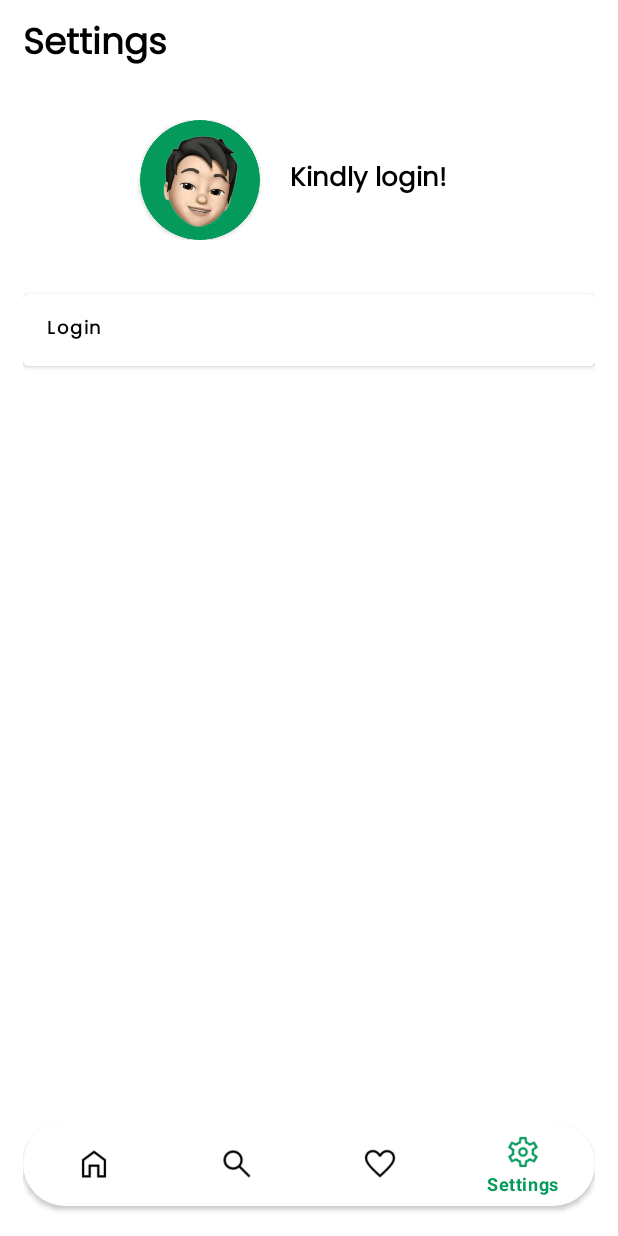
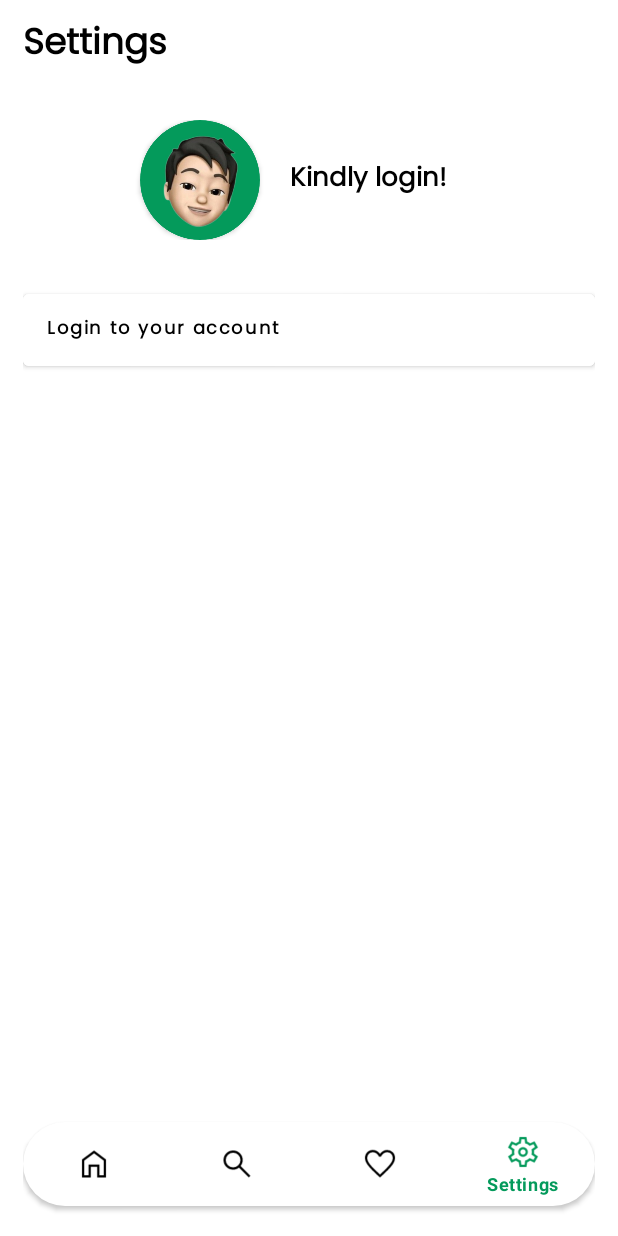
Before and after one commit to raison024/Tripster, an Android app: the settings screen opened directly, with no data from a screen before it, on a phone screen of 412 x 824 dp. Run offline under Robolectric (Android 15) with nearby library versions, the phone set to English and light mode, and no system bars.

Commit message:
Third Commit

```diff
--- a/app/build.gradle
+++ b/app/build.gradle
@@ -30,13 +30,13 @@ android {
 
 
 dependencies {
-
     implementation 'androidx.appcompat:appcompat:1.5.0'
     implementation 'com.google.android.material:material:1.6.1'
     implementation 'androidx.constraintlayout:constraintlayout:2.1.4'
-    implementation 'io.alterac.blurkit:blurkit:1.1.0'
+//    implementation 'io.alterac.blurkit:blurkit:1.1.0'
     implementation 'pl.droidsonroids.gif:android-gif-drawable:1.2.22'
     testImplementation 'junit:junit:4.13.2'
     androidTestImplementation 'androidx.test.ext:junit:1.1.3'
     androidTestImplementation 'androidx.test.espresso:espresso-core:3.4.0'
+
 }
--- a/app/src/main/java/com/example/tripster/CustomAdapter.java
+++ b/app/src/main/java/com/example/tripster/CustomAdapter.java
@@ -21,8 +21,6 @@ import java.util.ArrayList;
 import java.util.Collection;
 import java.util.List;
 
-import io.alterac.blurkit.BlurLayout;
-
 public class CustomAdapter extends RecyclerView.Adapter<CustomAdapter.MyViewHolder> implements Filterable {
     private final Context context;
     private final List<Place> placeList;
@@ -37,6 +35,7 @@ public class CustomAdapter extends RecyclerView.Adapter<CustomAdapter.MyViewHold
         this.listener = listener;
         sqLiteHelper = new SQLiteHelper(context);
     }
+
     @NonNull
     @Override
     public MyViewHolder onCreateViewHolder(@NonNull ViewGroup parent, int viewType) {
@@ -143,7 +142,6 @@ public class CustomAdapter extends RecyclerView.Adapter<CustomAdapter.MyViewHold
         ImageView imgplace;
         ImageButton list_favbutton;
         LinearLayout placelistlayout;
-        BlurLayout blur_nameandloc;
         public MyViewHolder(@NonNull View itemView) {
             super(itemView);
             txtname = itemView.findViewById(R.id.txtname);
--- a/app/src/main/java/com/example/tripster/Splash.java
+++ b/app/src/main/java/com/example/tripster/Splash.java
@@ -78,7 +78,7 @@ public class Splash extends AppCompatActivity {
 
                 finish();
             }
-        }, 3000);
+        }, 2000);
     }
 
     private boolean copyDatabase(Context context) {
--- a/app/src/main/java/com/example/tripster/settings.java
+++ b/app/src/main/java/com/example/tripster/settings.java
@@ -26,7 +26,7 @@ import com.google.android.material.navigation.NavigationBarView;
 public class settings extends AppCompatActivity {
 
     TextView settings_title, settings_username;
-    Button settings_changepfp, settings_login, settings_deleteacc;
+    Button settings_changepfp, settings_logout, settings_login, settings_deleteacc;
     ImageView settings_profileimg;
     SQLiteHelper sqLiteHelper;
 
@@ -42,6 +42,7 @@ public class settings extends AppCompatActivity {
         settings_profileimg = (ImageView) findViewById(R.id.settings_profileimg);
 
         settings_changepfp = findViewById(R.id.settings_changepfp);
+        settings_logout = findViewById(R.id.settings_logout);
         settings_login = findViewById(R.id.settings_login);
         settings_deleteacc = findViewById(R.id.settings_deleteacc);
 
@@ -55,15 +56,16 @@ public class settings extends AppCompatActivity {
             byte[] placeImage = cursor.getBlob(cursor.getColumnIndex("userimage"));
             Bitmap bitmap = BitmapFactory.decodeByteArray(placeImage, 0, placeImage.length);
             settings_profileimg.setImageBitmap(bitmap);
+            settings_login.setVisibility(GONE);
         }
         else {
             settings_username.setText("Kindly login!");
-            settings_login.setText("Login");
             settings_changepfp.setVisibility(GONE);
+            settings_logout.setVisibility(GONE);
             settings_deleteacc.setVisibility(GONE);
         }
 
-        settings_login.setOnClickListener(new View.OnClickListener() {
+        settings_logout.setOnClickListener(new View.OnClickListener() {
             @Override
             public void onClick(View view) {
                 new AlertDialog.Builder(settings.this)
@@ -81,6 +83,16 @@ public class settings extends AppCompatActivity {
                         })
                         .setNegativeButton(android.R.string.no, null)
                         .show();
+            }
+        });
+
+        settings_login.setOnClickListener(new View.OnClickListener() {
+            @Override
+            public void onClick(View view) {
+                SharedPref.setUserMode(settings.this,false);
+                SharedPref.setUserEmail(settings.this,"");
+                Intent intent = new Intent(settings.this, Login.class);
+                startActivity(intent);
             }
         });
 
--- a/app/src/main/res/layout/activity_search.xml
+++ b/app/src/main/res/layout/activity_search.xml
@@ -61,10 +61,11 @@
 
         <androidx.recyclerview.widget.RecyclerView
             android:id="@+id/search_recycler"
-            android:layout_width="match_parent"
+            android:layout_width="wrap_content"
             android:layout_height="match_parent"
             android:layout_above="@+id/bottom_navigation"
             android:layout_below="@+id/search_view"
+            android:layout_centerHorizontal="true"
             android:layout_gravity="center_horizontal"
             android:layout_marginTop="20dp"
             android:layout_marginBottom="6dp" />
--- a/app/src/main/res/layout/activity_settings.xml
+++ b/app/src/main/res/layout/activity_settings.xml
@@ -82,12 +82,25 @@
 
 
         <Button
+            android:id="@+id/settings_logout"
+            android:layout_width="match_parent"
+            android:layout_height="60dp"
+            android:backgroundTint="@color/white"
+            android:gravity="center_vertical"
+            android:text="Logout"
+            android:fontFamily="@font/poppins"
+            android:textAllCaps="false"
+            android:textColor="@color/black"
+            android:textStyle="bold"
+            android:textSize="12sp" />
+
+        <Button
             android:id="@+id/settings_login"
             android:layout_width="match_parent"
             android:layout_height="60dp"
             android:backgroundTint="@color/white"
             android:gravity="center_vertical"
-            android:text="Logout"
+            android:text="Login to your account"
             android:fontFamily="@font/poppins"
             android:textAllCaps="false"
             android:textColor="@color/black"
```
Also changed, not shown: app/src/main/java/com/example/tripster/PlaceList.java (+12 -0 lines), app/src/main/java/com/example/tripster/Search.java (+9 -0 lines), app/src/main/res/layout/place_items.xml (+25 -23 lines), app/src/main/res/layout/search_items.xml (deleted, +0 -86 lines), gradle.properties (line endings or trailing spaces).
